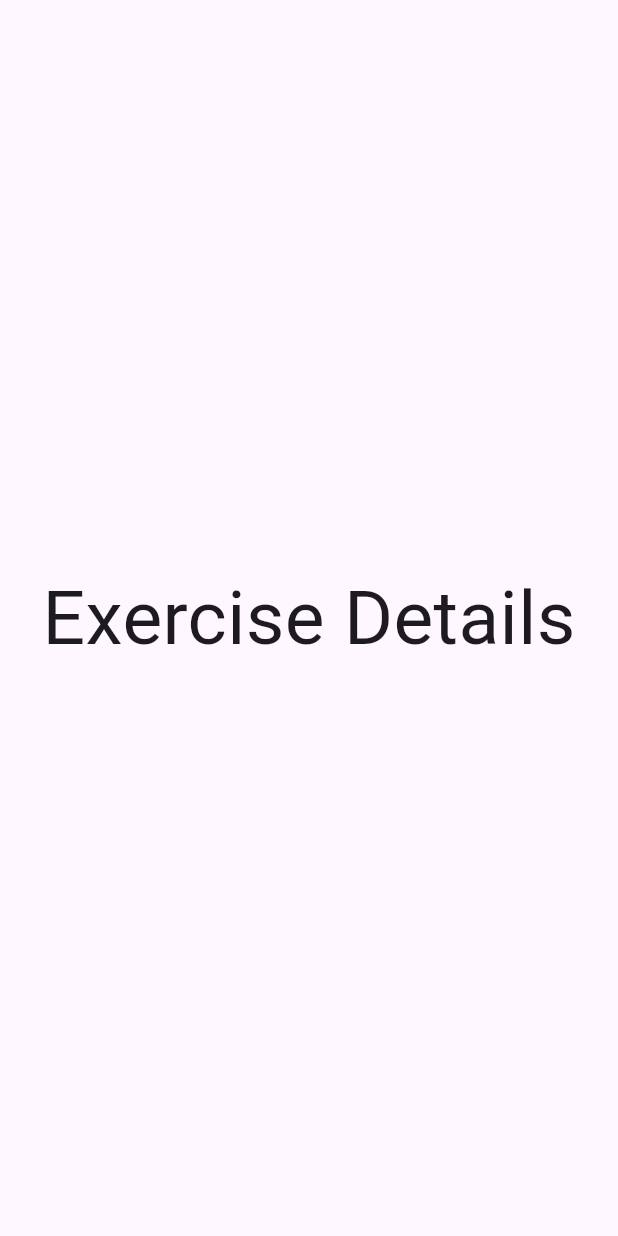
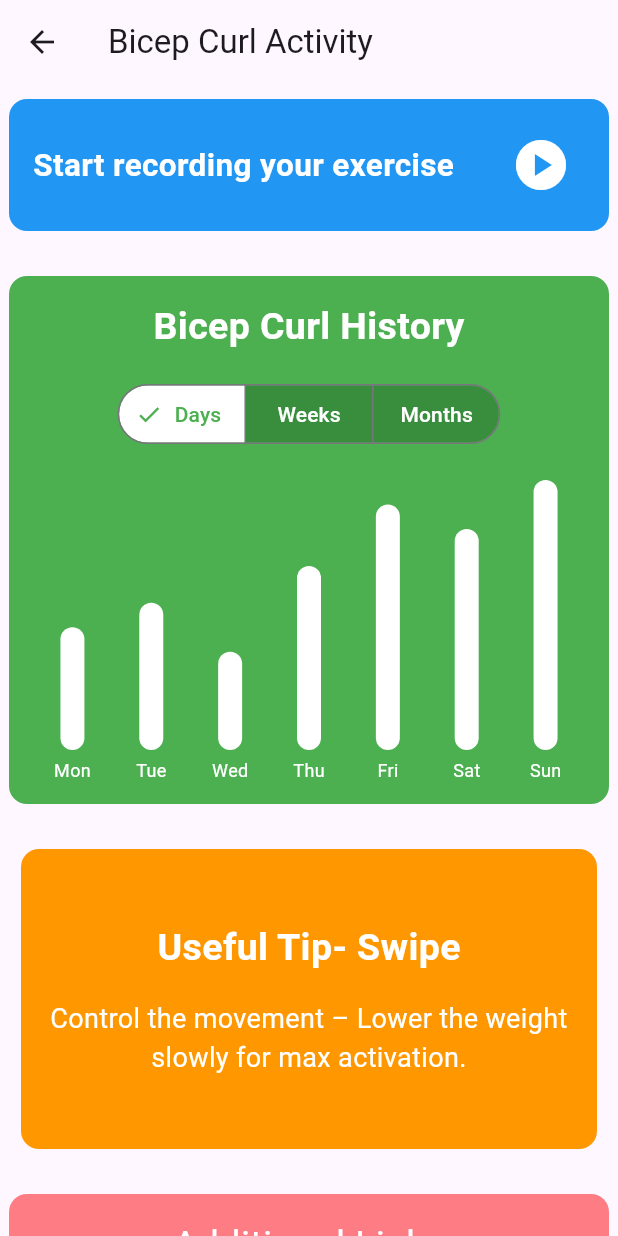
Before and after one commit to JamesMWaller/MobileAndUbiquitousComputing, a Flutter app: the DetailsPage screen opened directly, on a phone screen of 412 x 824 dp. Run offline on Flutter 3.47's test engine with Material 3 defaults, Android fonts, the phone set to English and light mode, and no system bars; drawn by our look-alikes of fl_chart; our stand-ins replace curved_navigation_bar, flutter_blue_plus; missing offline and left inert: animated_appbar.

Commit message:
Addition of details pages, removal of 3rd exercise

```diff
--- /dev/null
+++ b/flutter_ble/lib/NavToolBar/Items/BicepCurlDetailsPage.dart
@@ -0,0 +1,293 @@
+import 'package:flutter/material.dart';
+import '../../home_page.dart';
+import 'package:fl_chart/fl_chart.dart';
+import 'package:url_launcher/url_launcher.dart';
+class DetailsPage extends StatefulWidget {
+  @override
+  _DetailsPageState createState() => _DetailsPageState();
+}
+
+class _DetailsPageState extends State<DetailsPage> {
+  String selectedValue = 'Days';
+  final List<String> tips = [
+    "Control the movement – Lower the weight slowly for max activation.",
+    "Keep your elbows fixed – Prevent excessive shoulder movement.",
+    "Use full range of motion – Extend fully at the bottom, squeeze at the top.",
+    "Focus on mind-muscle connection – Let your biceps do the work!",
+    "Mix up your routine – Try different curls like hammer or preacher curls."
+  ];
+  final PageController _pageController = PageController();
+  @override
+  Widget build(BuildContext context) {
+    return Scaffold(
+        appBar: AppBar(title: Text("Bicep Curl Activity")),
+        body: SingleChildScrollView(
+          child: Center(
+            child: Column(
+              mainAxisAlignment: MainAxisAlignment.center,
+              children: [
+                SizedBox(height: 10),
+                Container(
+                  padding: const EdgeInsets.all(16.0),
+                  width: 400,
+                  decoration: BoxDecoration(
+                    color: Colors.blue,
+                    borderRadius: BorderRadius.circular(12.0),
+                  ),
+                  child: Row(
+                    children: [
+                      Text(
+                        "Start recording your exercise",
+                        style: TextStyle(
+                          fontSize: 21,
+                          color: Colors.white,
+                          fontWeight: FontWeight.bold,
+                        ),
+                      ),
+                      SizedBox(width: 30),
+                      IconButton(onPressed:(){}, icon: Icon(Icons.play_circle, color: Colors.white, size: 40.0)),
+                    ],
+                  ),
+                ),
+                SizedBox(height: 30),
+                Container(
+                  padding: const EdgeInsets.all(16.0),
+                  width: 400.0,
+                  decoration: BoxDecoration(
+                    color: Colors.green,
+                    borderRadius: BorderRadius.circular(12.0),
+                  ),
+                  child: Column(
+                    children: [
+                      //Text("You're this close to your daily goal ",),
+                      Text(
+                        "Bicep Curl History",
+                        style: TextStyle(
+                          fontSize: 25,
+                          color: Colors.white,
+                          fontWeight: FontWeight.bold,
+                        ),
+                      ),
+                      SizedBox(height: 16),
+                      SegmentedButton<String>(
+                        segments: const [
+                          ButtonSegment(value: 'Days', label: Text('Days')),
+                          ButtonSegment(value: 'Weeks', label: Text('Weeks')),
+                          ButtonSegment(value: 'Months', label: Text('Months')),
+                        ],
+                        selected: {selectedValue},
+                        onSelectionChanged: (newSelection) {
+                          setState(() {
+                            selectedValue = newSelection.first;
+                          });
+                        },
+                        style: ButtonStyle(
+                          backgroundColor: MaterialStateProperty.resolveWith(
+                                (states) => states.contains(MaterialState.selected)
+                                ? Colors.white
+                                : Colors.green.shade700,
+                          ),
+                          foregroundColor: MaterialStateProperty.resolveWith(
+                                (states) => states.contains(MaterialState.selected)
+                                ? Colors.green
+                                : Colors.white,
+                          ),
+                        ),
+                      ),
+                      SizedBox(height: 20),
+                      _buildGraph(selectedValue),
+                    ],
+                  ),
+                ),
+                SizedBox(height: 30),
+                Container(
+                  width: 400,
+                  height: 200, // Adjust this based on content
+                  child: PageView.builder(
+                    controller: _pageController,
+                    itemCount: tips.length,
+                    scrollDirection: Axis.horizontal, // Swipe horizontally
+                    itemBuilder: (context, index) {
+                      return Padding(
+                        padding: const EdgeInsets.symmetric(horizontal: 8.0), // Adds spacing between cards
+                        child: Container(
+                          padding: const EdgeInsets.all(16.0),
+                          width: 400,
+                          decoration: BoxDecoration(
+                            color: Colors.orange,
+                            borderRadius: BorderRadius.circular(12.0),
+                          ),
+                          child: Column(
+                            mainAxisAlignment: MainAxisAlignment.center,
+                            children: [
+                              Text(
+                                "Useful Tip- Swipe",
+                                style: TextStyle(
+                                  fontSize: 25,
+                                  color: Colors.white,
+                                  fontWeight: FontWeight.bold,
+                                ),
+                              ),
+                              SizedBox(height: 16),
+                              Text(
+                                tips[index], // Swipe changes this text
+                                textAlign: TextAlign.center,
+                                style: TextStyle(
+                                  fontSize: 18,
+                                  color: Colors.white,
+                                  fontWeight: FontWeight.normal,
+                                ),
+                              ),
+                              // This remains static
+                            ],
+                          ),
+                        ),
+                      );
+                    },
+                  ),
+                ),
+                SizedBox(height: 30),
+                Container(
+                  padding: const EdgeInsets.all(16.0),
+                  decoration: BoxDecoration(
+                    color: Color.fromRGBO(255, 0, 266, 0.5),
+                    // color: Color(0xFFFF00FF),
+                    borderRadius: BorderRadius.circular(12.0),
+                  ),
+                  width: 400,
+                  child: Column(
+                    children: [
+                      Text('Additional Links',
+                        style: TextStyle(
+                          fontSize: 25,
+                          color: Colors.white,
+                          fontWeight: FontWeight.normal,
+                        ),
+                      ),
+                      _buildHelpfulLinks(),
+                    ],
+                  ),
+                ),
+                SizedBox(height: 30),
+              ],
+            ),
+          ),
+        )
+
+    );
+  }
+  Widget _buildHelpfulLinks() {
+    return Column(
+      children: [
+        _buildLink("Proper Bicep Curl Form", "https://www.youtube.com/watch?v=ykJmrZ5v0Oo"),
+        _buildLink("Best Science-Based Bicep Workouts", "https://www.strongerbyscience.com/biceps/"),
+        _buildLink("Machine Bicep Curl Video Exercise Guide", "https://www.muscleandstrength.com/exercises/bicep-machine-curl.html"),
+      ],
+    );
+  }
+  Widget _buildLink(String text, String url) {
+    return GestureDetector(
+      onTap: () async {
+        Uri uri = Uri.parse(url);
+        if (await canLaunchUrl(uri)) {
+          await launchUrl(uri, mode: LaunchMode.externalApplication); // Opens in Google Chrome
+        } else {
+          throw 'Could not launch $url';
+        }
+      },
+      child: Padding(
+          padding: const EdgeInsets.symmetric(vertical: 5.0),
+          child: Row(
+            children: [
+              Text(
+                '\u2022',
+                style: TextStyle(
+                    fontSize: 16,
+                    height: 1.55,
+                    color: Colors.white
+                ),
+              ),
+              SizedBox(
+                width: 5,
+              ),
+              Text(
+                text,
+                style: TextStyle(
+                  fontSize: 16,
+                  color: Colors.white,
+                  decoration: TextDecoration.underline,
+                  decorationColor: Colors.white,
+                ),
+              ),
+            ],
+          )
+      ),
+    );
+  }
+  Widget _buildGraph(String timeFrame) {
+    List<int> data = _getDataForTimeFrame(timeFrame);
+
+    return SizedBox(
+      height: 200,
+      child: BarChart(
+        BarChartData(
+          alignment: BarChartAlignment.spaceAround,
+
+          borderData: FlBorderData(show: false),
+          gridData: FlGridData(show: false),
+          titlesData: FlTitlesData(
+            leftTitles: AxisTitles(sideTitles: SideTitles(showTitles: false)),
+            topTitles: AxisTitles(sideTitles: SideTitles(showTitles: false)),
+            rightTitles: AxisTitles(sideTitles: SideTitles(showTitles: false)),
+            bottomTitles: AxisTitles(
+              sideTitles: SideTitles(
+                showTitles: true,
+                getTitlesWidget: (double value, TitleMeta meta) {
+                  List<String> labels = _getLabelsForTimeFrame(timeFrame);
+                  return Padding(
+                    padding: const EdgeInsets.only(top: 5.0),
+                    child: Text(
+                      labels[value.toInt()],
+                      style: TextStyle(color: Colors.white, fontSize: 12),
+                    ),
+                  );
+                },
+                reservedSize: 20,
+              ),
+            ),
+          ),
+          barGroups: data.asMap().entries.map((entry) {
+            int index = entry.key;
+            int value = entry.value;
+            return BarChartGroupData(
+              x: index,
+              barRods: [
+                BarChartRodData(
+                  toY: value.toDouble(),
+                  color: Colors.white,
+                  width: 16,
+                  borderRadius: BorderRadius.circular(8),
+                ),
+              ],
+            );
+          }).toList(),
+          barTouchData: BarTouchData(enabled: true),
+        ),
+        swapAnimationDuration: Duration(milliseconds: 1000), // Animation duration
+        swapAnimationCurve: Curves.easeInOut,
+      ),
+    );
+  }
+
+  List<int> _getDataForTimeFrame(String timeFrame) {
+    if (timeFrame == 'Days') return [10, 12, 8, 15, 20, 18, 22]; // Hourly reps
+    if (timeFrame == 'Weeks') return [50, 60, 70, 80, 90, 75, 85]; // Daily reps
+    return [300, 320, 290, 400, 370, 390, 410 ]; // Weekly reps in a month
+  }
+
+  List<String> _getLabelsForTimeFrame(String timeFrame) {
+    if (timeFrame == 'Days') return ['Mon', 'Tue', 'Wed', 'Thu', 'Fri', 'Sat', 'Sun'];
+    if (timeFrame == 'Weeks') return ['W1', 'W2', 'W3', 'W4', 'W5', 'W6', 'W7'];
+    return ['J', 'F', 'M', 'A', 'M', 'J', 'J', ];
+  }
+}
--- a/flutter_ble/pubspec.yaml
+++ b/flutter_ble/pubspec.yaml
@@ -32,7 +32,8 @@ dependencies:
     sdk: flutter
   provider: ^6.0.5
   curved_navigation_bar: ^1.0.6
-
+  fl_chart: ^0.64.0
+  url_launcher: ^6.3.1
 
 
   # The following adds the Cupertino Icons font to your application.
```
Also changed, not shown: flutter_ble/lib/NavToolBar/Items/LatRaisesDetailsPage.dart (added, +275 -0 lines), flutter_ble/lib/NavToolBar/Items/exercises.dart (+22 -90 lines).
